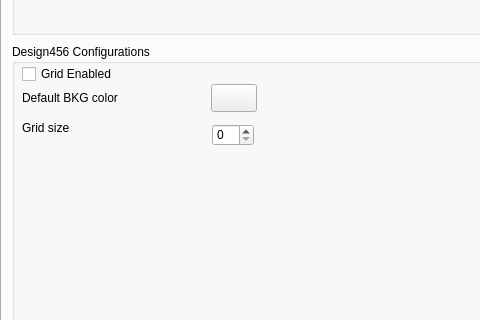
Above: Resources/ui/Design456Pref.ui from MariwanJ/Design456 before the change; both pictures show x 0 to 480 and y 152 to 472 of the 800 by 600 pixel window. Below: the same form after it.
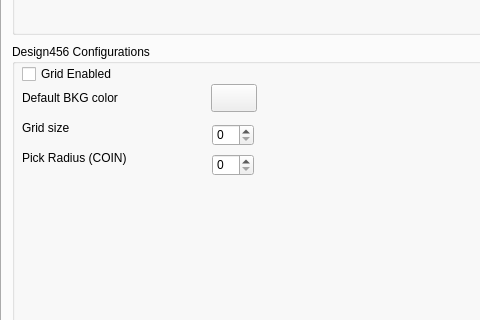
That is the form after the change. Custom widgets are drawn as their Qt base class.

What changed in the file:
```diff
--- a/Resources/ui/Design456Pref.ui
+++ b/Resources/ui/Design456Pref.ui
@@ -175,6 +175,38 @@
        <string>Grid size</string>
       </property>
      </widget>
+     <widget class="QLabel" name="label_10">
+      <property name="geometry">
+       <rect>
+        <x>10</x>
+        <y>100</y>
+        <width>182</width>
+        <height>28</height>
+       </rect>
+      </property>
+      <property name="minimumSize">
+       <size>
+        <width>182</width>
+        <height>0</height>
+       </size>
+      </property>
+      <property name="text">
+       <string>Pick Radius (COIN)</string>
+      </property>
+     </widget>
+     <widget class="QSpinBox" name="grdPickRadius">
+      <property name="geometry">
+       <rect>
+        <x>200</x>
+        <y>110</y>
+        <width>42</width>
+        <height>22</height>
+       </rect>
+      </property>
+      <property name="pickRadius" stdset="0">
+       <number>5</number>
+      </property>
+     </widget>
     </widget>
    </widget>
    <widget class="QWidget" name="tabsecond">
```
